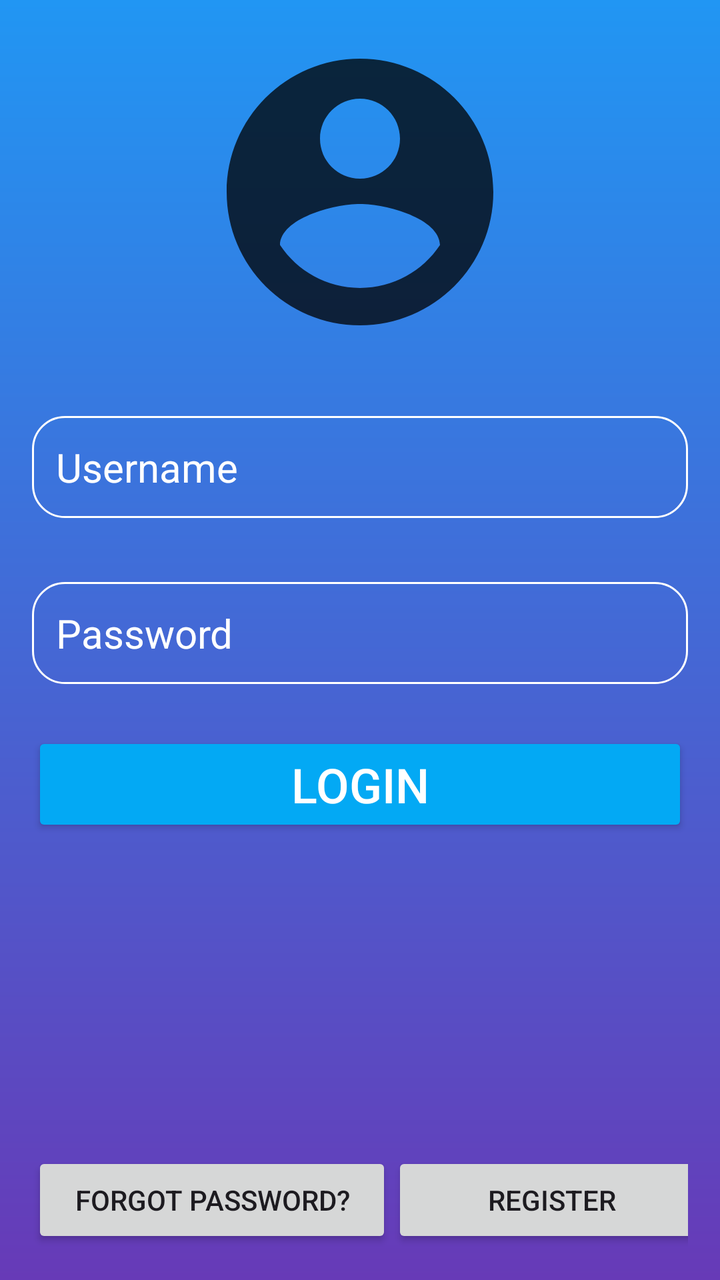
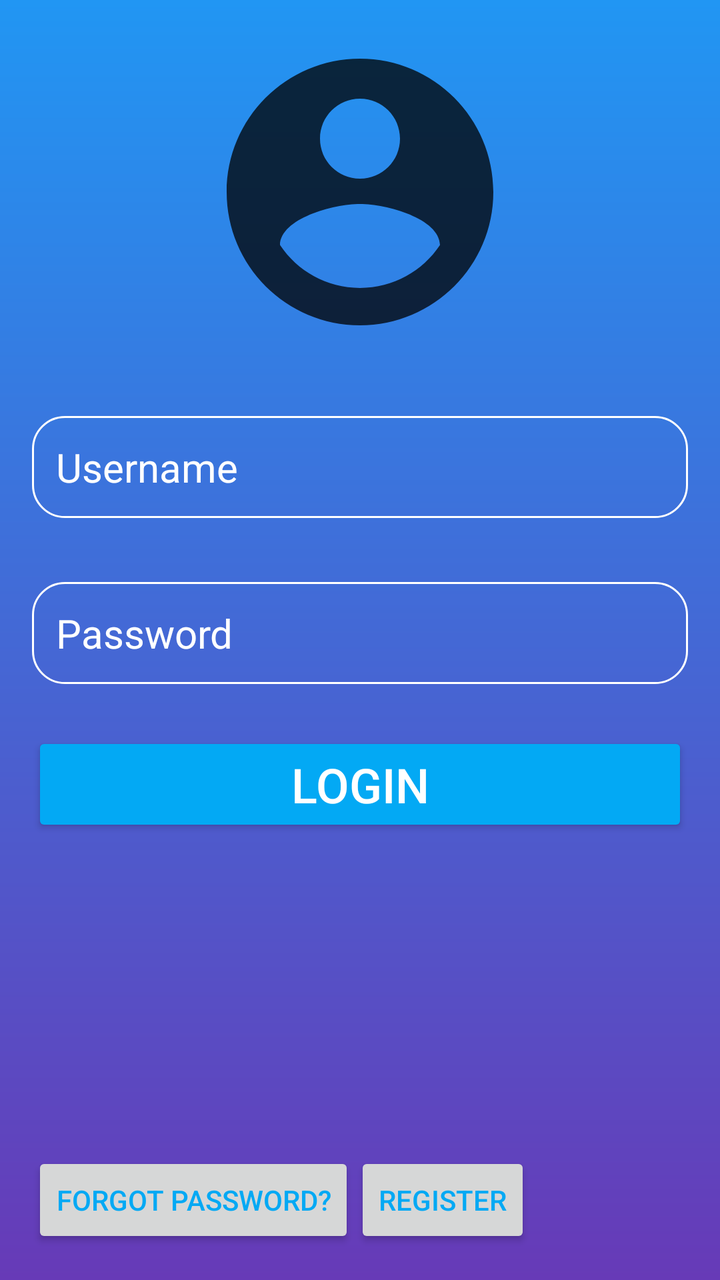

Before-and-after screenshots of an Android layout around one commit, followed by the original layout XML and the change that was made.
<!-- AndroidManifest.xml: application theme Theme.AuthMobile -->
<!-- res/layout/activity_main.xml -->
<?xml version="1.0" encoding="utf-8"?>
<RelativeLayout xmlns:android="http://schemas.android.com/apk/res/android"
    xmlns:app="http://schemas.android.com/apk/res-auto"
    xmlns:tools="http://schemas.android.com/tools"
    android:id="@+id/main"
    android:layout_width="match_parent"
    android:layout_height="match_parent"
    android:background="@drawable/login_background"
    android:gravity="center"
    android:padding="16dp"
    tools:context=".MainActivity">

    <LinearLayout
        android:layout_width="match_parent"
        android:layout_height="match_parent"
        android:orientation="vertical">

        <ImageView
            android:layout_width="160dp"
            android:layout_height="160dp"
            android:layout_gravity="center_horizontal"
            android:src="@drawable/login_account_circle" />

        <EditText
            android:id="@+id/username_input"
            android:layout_width="match_parent"
            android:layout_height="wrap_content"
            android:layout_marginTop="32dp"
            android:background="@drawable/rounded_field_corner"
            android:hint="Username"
            android:inputType="text"
            android:padding="12dp"
            android:textColor="@color/white"
            android:textColorHint="@color/white"
            android:textSize="20sp" />

        <EditText
            android:id="@+id/password_input"
            android:layout_width="match_parent"
            android:layout_height="wrap_content"
            android:layout_marginTop="32dp"
            android:layout_marginBottom="24dp"
            android:background="@drawable/rounded_field_corner"
            android:hint="Password"
            android:inputType="textPassword"
            android:padding="12dp"
            android:textColor="@color/white"
            android:textColorHint="@color/white"
            android:textSize="20sp" />

        <Button
            android:layout_width="match_parent"
            android:layout_height="wrap_content"
            android:text="Login"
            android:textSize="24sp"
            android:textColor="@color/white"
            android:backgroundTint="#03A9F4"
            android:id="@+id/login_button"/>

        <GridLayout
            android:layout_width="match_parent"
            android:layout_height="match_parent"
            android:layout_gravity="center_horizontal">

            <Button
                android:layout_width="180dp"
                android:layout_height="wrap_content"
                android:layout_gravity="bottom"
                android:text="Forgot Password?"
                android:id="@+id/forgot_password_button"/>

            <Button
                android:layout_width="160dp"
                android:layout_height="wrap_content"
                android:layout_gravity="bottom"
                android:text="Register"
                android:id="@+id/register_button"/>
        </GridLayout>

    </LinearLayout>

</RelativeLayout>
<!-- resources referenced by this layout -->
<resources>
  <color name="white">#FFFFFFFF</color>
  <!-- drawable login_account_circle (drawable) -->
  <vector xmlns:android="http://schemas.android.com/apk/res/android" android:height="24dp" android:tint="#BF000000" android:viewportHeight="24" android:viewportWidth="24" android:width="24dp">
        
      <path android:fillColor="@android:color/white" android:pathData="M12,2C6.48,2 2,6.48 2,12s4.48,10 10,10 10,-4.48 10,-10S17.52,2 12,2zM12,5c1.66,0 3,1.34 3,3s-1.34,3 -3,3 -3,-1.34 -3,-3 1.34,-3 3,-3zM12,19.2c-2.5,0 -4.71,-1.28 -6,-3.22 0.03,-1.99 4,-3.08 6,-3.08 1.99,0 5.97,1.09 6,3.08 -1.29,1.94 -3.5,3.22 -6,3.22z"/>
      
  </vector>
  <!-- drawable login_background (drawable) -->
  <?xml version="1.0" encoding="utf-8"?>
  <shape xmlns:android="http://schemas.android.com/apk/res/android">
  
      <gradient
          android:type="linear"
          android:angle="100"
          android:startColor="#2196F3"
          android:endColor="#673AB7" />
  </shape>
  <!-- drawable rounded_field_corner (drawable) -->
  <?xml version="1.0" encoding="utf-8"?>
  <shape xmlns:android="http://schemas.android.com/apk/res/android"
      android:shape="rectangle"
      >
      <corners android:radius="16dp"
          />
      <stroke
          android:width="1dp" android:color="@color/white"/>
  
  </shape>
  <style name="Theme.AuthMobile" parent="Base.Theme.AuthMobile" />
  <style name="Base.Theme.AuthMobile" parent="Theme.Material3.DayNight.NoActionBar">
          
          
      </style>
</resources>

<!-- the commit's change to res/layout/activity_main.xml (unified diff, before → after) -->
@@ -5,14 +5,15 @@
     android:id="@+id/main"
     android:layout_width="match_parent"
     android:layout_height="match_parent"
-    android:background="@drawable/login_background"
-    android:gravity="center"
+    android:background="@drawable/auth_background"
     android:padding="16dp"
     tools:context=".MainActivity">
 
     <LinearLayout
         android:layout_width="match_parent"
         android:layout_height="match_parent"
+        android:layout_centerInParent="true"
+        android:gravity="center"
         android:orientation="vertical">
 
         <ImageView
@@ -49,33 +50,35 @@
             android:textSize="20sp" />
 
         <Button
+            android:id="@+id/login_button"
             android:layout_width="match_parent"
             android:layout_height="wrap_content"
+            android:backgroundTint="#03A9F4"
             android:text="Login"
-            android:textSize="24sp"
             android:textColor="@color/white"
-            android:backgroundTint="#03A9F4"
-            android:id="@+id/login_button"/>
+            android:textSize="24sp" />
 
-        <GridLayout
+        <LinearLayout
             android:layout_width="match_parent"
             android:layout_height="match_parent"
-            android:layout_gravity="center_horizontal">
+            android:gravity="bottom"
+            android:orientation="horizontal">
+            <Button
+                android:id="@+id/forgot_password_button"
+                android:layout_width="wrap_content"
+                android:layout_height="wrap_content"
+                android:text="Forgot Password?"
+                android:textColor="#03A9F4"/>
 
             <Button
-                android:layout_width="180dp"
+                android:id="@+id/register_button"
+                android:layout_width="wrap_content"
                 android:layout_height="wrap_content"
-                android:layout_gravity="bottom"
-                android:text="Forgot Password?"
-                android:id="@+id/forgot_password_button"/>
+                android:text="Register"
+                android:textColor="#03A9F4"/>
+        </LinearLayout>
 
-            <Button
-                android:layout_width="160dp"
-                android:layout_height="wrap_content"
-                android:layout_gravity="bottom"
-                android:text="Register"
-                android:id="@+id/register_button"/>
-        </GridLayout>
+        
 
     </LinearLayout>
 
<!-- resource entries referenced after the edit -->
@@ -1,13 +1,7 @@
 <!-- resources referenced by this layout -->
 <resources>
   <color name="white">#FFFFFFFF</color>
-  <!-- drawable login_account_circle (drawable) -->
-  <vector xmlns:android="http://schemas.android.com/apk/res/android" android:height="24dp" android:tint="#BF000000" android:viewportHeight="24" android:viewportWidth="24" android:width="24dp">
-        
-      <path android:fillColor="@android:color/white" android:pathData="M12,2C6.48,2 2,6.48 2,12s4.48,10 10,10 10,-4.48 10,-10S17.52,2 12,2zM12,5c1.66,0 3,1.34 3,3s-1.34,3 -3,3 -3,-1.34 -3,-3 1.34,-3 3,-3zM12,19.2c-2.5,0 -4.71,-1.28 -6,-3.22 0.03,-1.99 4,-3.08 6,-3.08 1.99,0 5.97,1.09 6,3.08 -1.29,1.94 -3.5,3.22 -6,3.22z"/>
-      
-  </vector>
-  <!-- drawable login_background (drawable) -->
+  <!-- drawable auth_background (drawable) -->
   <?xml version="1.0" encoding="utf-8"?>
   <shape xmlns:android="http://schemas.android.com/apk/res/android">
   
@@ -17,6 +11,12 @@
           android:startColor="#2196F3"
           android:endColor="#673AB7" />
   </shape>
+  <!-- drawable login_account_circle (drawable) -->
+  <vector xmlns:android="http://schemas.android.com/apk/res/android" android:height="24dp" android:tint="#BF000000" android:viewportHeight="24" android:viewportWidth="24" android:width="24dp">
+        
+      <path android:fillColor="@android:color/white" android:pathData="M12,2C6.48,2 2,6.48 2,12s4.48,10 10,10 10,-4.48 10,-10S17.52,2 12,2zM12,5c1.66,0 3,1.34 3,3s-1.34,3 -3,3 -3,-1.34 -3,-3 1.34,-3 3,-3zM12,19.2c-2.5,0 -4.71,-1.28 -6,-3.22 0.03,-1.99 4,-3.08 6,-3.08 1.99,0 5.97,1.09 6,3.08 -1.29,1.94 -3.5,3.22 -6,3.22z"/>
+      
+  </vector>
   <!-- drawable rounded_field_corner (drawable) -->
   <?xml version="1.0" encoding="utf-8"?>
   <shape xmlns:android="http://schemas.android.com/apk/res/android"
